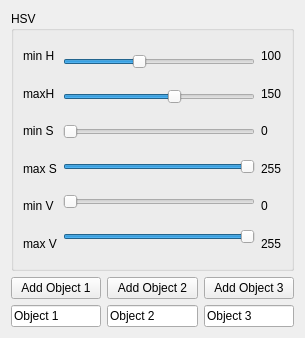
Old version of the form hsvwindow.ui in the repository PhamTrHung/deltarobotsoftware.
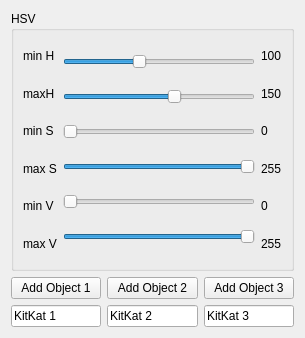
New version of the form.

```diff
--- a/hsvwindow.ui
+++ b/hsvwindow.ui
@@ -269,22 +269,37 @@
     <layout class="QHBoxLayout" name="horizontalLayout_4">
      <item>
       <widget class="QLineEdit" name="leObject1Name">
+       <property name="enabled">
+        <bool>true</bool>
+       </property>
        <property name="text">
-        <string>Object 1</string>
+        <string>KitKat 1</string>
+       </property>
+       <property name="frame">
+        <bool>true</bool>
+       </property>
+       <property name="readOnly">
+        <bool>true</bool>
        </property>
       </widget>
      </item>
      <item>
       <widget class="QLineEdit" name="leObject2Name">
        <property name="text">
-        <string>Object 2</string>
+        <string>KitKat 2</string>
+       </property>
+       <property name="readOnly">
+        <bool>true</bool>
        </property>
       </widget>
      </item>
      <item>
       <widget class="QLineEdit" name="leObject3Name">
        <property name="text">
-        <string>Object 3</string>
+        <string>KitKat 3</string>
+       </property>
+       <property name="readOnly">
+        <bool>true</bool>
        </property>
       </widget>
      </item>
```
